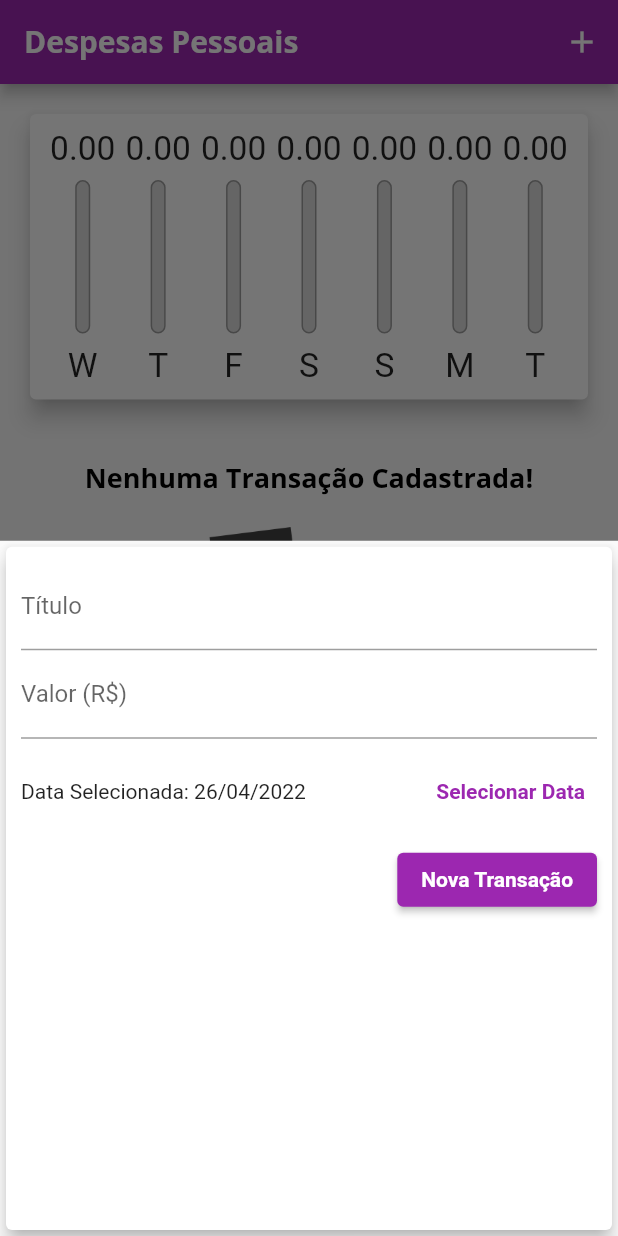
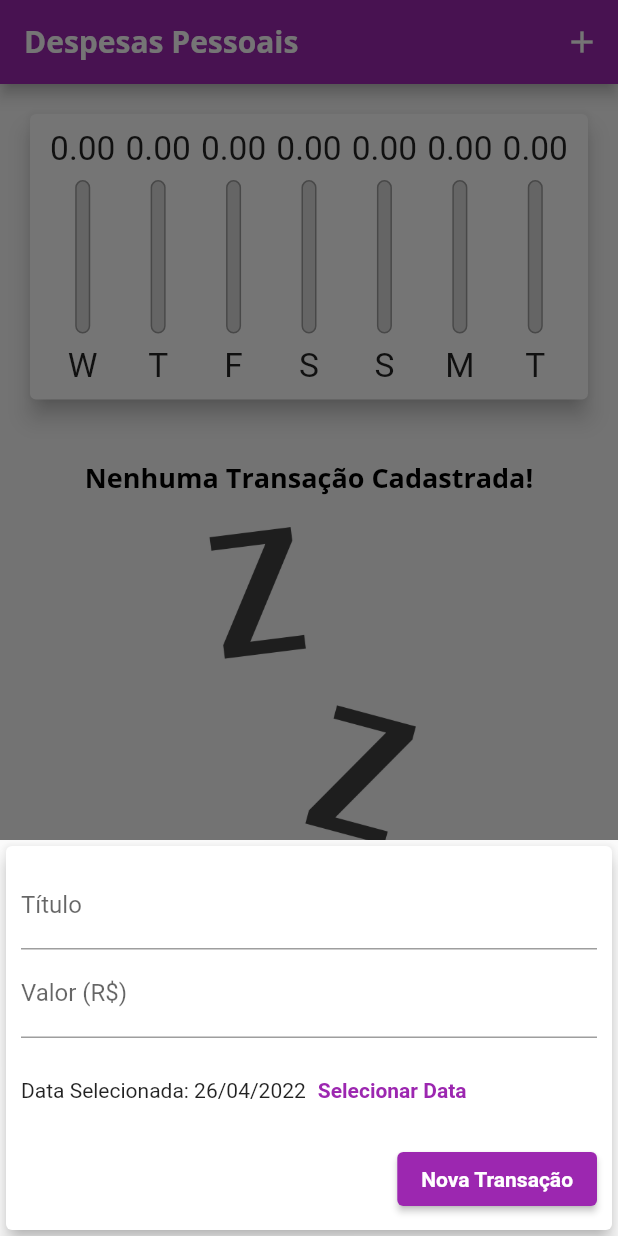
Before and after one commit to lucasgaldinodev/cod3r_flutter_expenses, a Flutter app: the screen it shows after launch, after a tap on the "add" icon, on a phone screen of 412 x 824 dp. Run offline on Flutter 3.47's test engine with Material 2 defaults, Android fonts, the phone set to English and light mode, and no system bars.

Commit message:
26/abril

```diff
--- /dev/null
+++ b/lib/components/adaptative_button.dart
@@ -0,0 +1,36 @@
+import 'dart:io';
+import 'package:flutter/cupertino.dart';
+import 'package:flutter/material.dart';
+
+class AdaptativeButton extends StatelessWidget {
+  final String label;
+  final Function() onPressed;
+
+  const AdaptativeButton(
+    this.label,
+    this.onPressed, {
+    Key? key,
+  }) : super(key: key);
+
+  @override
+  Widget build(BuildContext context) {
+    return Platform.isIOS
+        ? CupertinoButton(
+            child: Text(label),
+            onPressed: onPressed,
+            color: Theme.of(context).colorScheme.primary,
+            padding: const EdgeInsets.symmetric(
+              horizontal: 20,
+            ),
+          )
+        : ElevatedButton(
+            child: Text(
+              label,
+              style: TextStyle(
+                color: Theme.of(context).textTheme.button?.color,
+              ),
+            ),
+            onPressed: onPressed,
+          );
+  }
+}
--- /dev/null
+++ b/lib/components/adaptative_date_picker.dart
@@ -0,0 +1,66 @@
+import 'dart:io';
+import 'package:flutter/cupertino.dart';
+import 'package:flutter/material.dart';
+import 'package:intl/intl.dart';
+
+class AdaptativeDatePicker extends StatelessWidget {
+  final DateTime? selectedDate;
+  final Function(DateTime)? onDateChanged;
+
+  const AdaptativeDatePicker({
+    this.selectedDate,
+    this.onDateChanged,
+    Key? key,
+  }) : super(key: key);
+
+  _showDatePicker(BuildContext context) {
+    showDatePicker(
+      context: context,
+      initialDate: DateTime.now(),
+      firstDate: DateTime(2019),
+      lastDate: DateTime.now(),
+    ).then((pickedDate) {
+      if (pickedDate == null) {
+        return;
+      }
+
+      onDateChanged!(pickedDate);
+    });
+  }
+
+  @override
+  Widget build(BuildContext context) {
+    return Platform.isIOS
+        ? SizedBox(
+            height: 180,
+            child: CupertinoDatePicker(
+              mode: CupertinoDatePickerMode.date,
+              initialDateTime: DateTime.now(),
+              minimumDate: DateTime(2019),
+              maximumDate: DateTime.now(),
+              onDateTimeChanged: onDateChanged!,
+            ),
+          )
+        : SizedBox(
+            height: 70,
+            child: Row(
+              children: <Widget>[
+                Text(
+                  selectedDate == null
+                      ? 'Nenhuma data selecionada!'
+                      : 'Data Selecionada: ${DateFormat('dd/MM/y').format(selectedDate!)}',
+                ),
+                TextButton(
+                  child: const Text(
+                    'Selecionar Data',
+                    style: TextStyle(
+                      fontWeight: FontWeight.bold,
+                    ),
+                  ),
+                  onPressed: () => _showDatePicker(context),
+                )
+              ],
+            ),
+          );
+  }
+}
--- /dev/null
+++ b/lib/components/adaptative_text_field.dart
@@ -0,0 +1,46 @@
+import 'dart:io';
+import 'package:flutter/cupertino.dart';
+import 'package:flutter/material.dart';
+
+class AdaptativeTextField extends StatelessWidget {
+  final String? label;
+  final TextEditingController? controller;
+  final TextInputType keyboardType;
+  final Function(String)? onSubmitted;
+
+  const AdaptativeTextField({
+    this.label,
+    this.controller,
+    this.keyboardType = TextInputType.text,
+    this.onSubmitted,
+    Key? key,
+  }) : super(key: key);
+
+  @override
+  Widget build(BuildContext context) {
+    return Platform.isIOS
+        ? Padding(
+            padding: const EdgeInsets.only(
+              bottom: 10,
+            ),
+            child: CupertinoTextField(
+              controller: controller,
+              keyboardType: keyboardType,
+              onSubmitted: onSubmitted,
+              placeholder: label,
+              padding: const EdgeInsets.symmetric(
+                horizontal: 6,
+                vertical: 12,
+              ),
+            ),
+          )
+        : TextField(
+            controller: controller,
+            keyboardType: keyboardType,
+            onSubmitted: onSubmitted,
+            decoration: InputDecoration(
+              labelText: label,
+            ),
+          );
+  }
+}
--- a/lib/components/chart_bar.dart
+++ b/lib/components/chart_bar.dart
@@ -21,7 +21,7 @@ class ChartBar extends StatelessWidget {
             SizedBox(
               height: constraints.maxHeight * 0.15,
               child: FittedBox(
-                child: Text('${value!.toStringAsFixed(2)}'),
+                child: Text(value!.toStringAsFixed(2)),
               ),
             ),
             SizedBox(height: constraints.maxHeight * 0.05),
--- a/lib/components/transaction_form.dart
+++ b/lib/components/transaction_form.dart
@@ -1,5 +1,7 @@
 import 'package:flutter/material.dart';
-import 'package:intl/intl.dart';
+import 'adaptative_button.dart';
+import 'adaptative_text_field.dart';
+import 'adaptative_date_picker.dart';
 
 class TransactionForm extends StatefulWidget {
   final void Function(String, double, DateTime) onSubmit;
@@ -26,87 +28,53 @@ class _TransactionFormState extends State<TransactionForm> {
     widget.onSubmit(title, value, _selectedDate!);
   }
 
-  _showDatePicker() {
-    showDatePicker(
-      context: context,
-      initialDate: DateTime.now(),
-      firstDate: DateTime(2019),
-      lastDate: DateTime.now(),
-    ).then((pickedDate) {
-      if (pickedDate == null) {
-        return;
-      }
-
-      setState(() {
-        _selectedDate = pickedDate;
-      });
-    });
-  }
-
   @override
   Widget build(BuildContext context) {
-    return Card(
+    return SingleChildScrollView(
+      child: Card(
         elevation: 5,
         child: Padding(
-        padding: const EdgeInsets.all(10),
+          padding: EdgeInsets.only(
+            top: 10,
+            right: 10,
+            left: 10,
+            bottom: 10 + MediaQuery.of(context).viewInsets.bottom,
+          ),
           child: Column(
             children: [
-            TextField(
+              AdaptativeTextField(
+                label: 'Título',
                 controller: _titleController,
-              onSubmitted: (_) => _submitForm(),
-              decoration: const InputDecoration(
-                labelText: 'Título',
+                onSubmitted: (_) => _submitForm,
               ),
-            ),
-            TextField(
+              AdaptativeTextField(
+                label: 'Valor (R\$)',
                 controller: _valueController,
                 keyboardType:
                     const TextInputType.numberWithOptions(decimal: true),
-              onSubmitted: (_) => _submitForm(),
-              decoration: const InputDecoration(
-                labelText: 'Valor (R\$)',
+                onSubmitted: (_) => _submitForm,
               ),
-            ),
-            SizedBox(
-              height: 70,
-              child: Row(
-                children: <Widget>[
-                  Expanded(
-                    child: Text(
-                      _selectedDate == null
-                          ? 'Nenhuma data selecionada!'
-                          : 'Data Selecionada: ${DateFormat('dd/MM/y').format(_selectedDate!)}',
-                    ),
-                  ),
-                  TextButton(
-                    child: const Text(
-                      'Selecionar Data',
-                      style: TextStyle(
-                        fontWeight: FontWeight.bold,
-                      ),
-                    ),
-                    onPressed: _showDatePicker,
-                  )
-                ],
-              ),
+              AdaptativeDatePicker(
+                selectedDate: _selectedDate,
+                onDateChanged: (newDate) {
+                  setState(() {
+                    _selectedDate = newDate;
+                  });
+                },
               ),
               Row(
                 mainAxisAlignment: MainAxisAlignment.end,
                 children: <Widget>[
-                ElevatedButton(
-                  child: Text(
+                  AdaptativeButton(
                     'Nova Transação',
-                    style: TextStyle(
-                      color: Theme.of(context).textTheme.button?.color,
-                    ),
-                  ),
-                  onPressed: _submitForm,
+                    _submitForm,
                   ),
                 ],
               ),
             ],
           ),
         ),
+      ),
     );
   }
 }
--- a/lib/components/transaction_list.dart
+++ b/lib/components/transaction_list.dart
@@ -66,12 +66,22 @@ class TransactionList extends StatelessWidget {
                     subtitle: Text(
                       DateFormat('d MMM y').format(tr.date),
                     ),
-                  trailing: IconButton(
+                    trailing: MediaQuery.of(context).size.width > 480
+                        ? TextButton.icon(
+                            onPressed: () => onRemove(tr.id),
+                            icon: Icon(Icons.delete,
+                                color: Theme.of(context).errorColor),
+                            label: Text(
+                              'Excluir',
+                              style: TextStyle(
+                                  color: Theme.of(context).errorColor),
+                            ),
+                          )
+                        : IconButton(
                             icon: const Icon(Icons.delete),
                             color: Theme.of(context).errorColor,
                             onPressed: () => onRemove(tr.id),
-                  ),
-                ),
+                          )),
               );
             },
           );
--- a/lib/main.dart
+++ b/lib/main.dart
@@ -1,6 +1,10 @@
+import 'dart:math';
+import 'dart:io';
+
 import 'package:expenses/components/transaction_form.dart';
 import 'package:flutter/material.dart';
-import 'dart:math';
+import 'package:flutter/cupertino.dart';
+
 import 'components/transaction_form.dart';
 import 'components/transaction_list.dart';
 import 'components/chart.dart';
@@ -94,37 +98,48 @@ class _MyHomePageState extends State<MyHomePage> {
     );
   }
 
+  Widget _getIconButton(IconData icon, Function() fn) {
+    return Platform.isIOS
+        ? GestureDetector(onTap: fn, child: Icon(icon))
+        : IconButton(icon: Icon(icon), onPressed: fn);
+  }
+
   @override
   Widget build(BuildContext context) {
-    bool isLandscape =
-        MediaQuery.of(context).orientation == Orientation.landscape;
+    final mediaQuery = MediaQuery.of(context);
+    bool isLandscape = mediaQuery.orientation == Orientation.landscape;
 
-    final appBar = AppBar(
-      title: const Text('Despesas Pessoais'),
-      actions: [
+    final iconList = Platform.isIOS ? CupertinoIcons.refresh : Icons.list;
+    final chartList =
+        Platform.isIOS ? CupertinoIcons.refresh : Icons.show_chart;
+
+    final actions = [
       if (isLandscape)
-          IconButton(
-            icon: Icon(_showChart ? Icons.list : Icons.show_chart),
-            onPressed: () {
+        _getIconButton(
+          _showChart ? iconList : chartList,
+          () {
             setState(() {
               _showChart = !_showChart;
             });
           },
         ),
-        IconButton(
-          icon: const Icon(Icons.add),
-          onPressed: () => _openTransactionFormModal(context),
+      _getIconButton(
+        Platform.isIOS ? CupertinoIcons.add : Icons.add,
+        () => _openTransactionFormModal(context),
       ),
-      ],
+    ];
+
+    final PreferredSizeWidget appBar = AppBar(
+      title: const Text('Despesas Pessoais'),
+      actions: actions,
     );
 
-    final availableHeight = MediaQuery.of(context).size.height -
+    final availableHeight = mediaQuery.size.height -
         appBar.preferredSize.height -
-        MediaQuery.of(context).padding.top;
+        mediaQuery.padding.top;
 
-    return Scaffold(
-      appBar: appBar,
-      body: SingleChildScrollView(
+    final bodyPage = SafeArea(
+      child: SingleChildScrollView(
         child: Column(
           crossAxisAlignment: CrossAxisAlignment.stretch,
           children: [
@@ -133,7 +148,8 @@ class _MyHomePageState extends State<MyHomePage> {
             //     mainAxisAlignment: MainAxisAlignment.center,
             //     children: [
             //       const Text('Exibir Gráfico'),
-            //       Switch(
+            //       Switch.adaptive(
+            //         activeColor: Theme.of(context).colorScheme.secondary,
             //         value: _showChart,
             //         onChanged: (value) {
             //           setState(() {
@@ -145,22 +161,41 @@ class _MyHomePageState extends State<MyHomePage> {
             //   ),
             if (_showChart || !isLandscape)
               SizedBox(
-                height: availableHeight * (isLandscape ? 0.7 : 0.3),
+                height: availableHeight * (isLandscape ? 0.8 : 0.3),
                 child: Chart(_recentTransactions),
               ),
             if (!_showChart || !isLandscape)
               SizedBox(
-                height: availableHeight * 0.7,
+                height: availableHeight * (isLandscape ? 1 : 0.7),
                 child: TransactionList(_transactions, _removeTransaction),
               ),
           ],
         ),
       ),
-      floatingActionButton: FloatingActionButton(
+    );
+
+    return Platform.isIOS
+        ? CupertinoPageScaffold(
+            navigationBar: CupertinoNavigationBar(
+              middle: const Text('Despesas Pessoais'),
+              trailing: Row(
+                mainAxisSize: MainAxisSize.min,
+                children: actions,
+              ),
+            ),
+            child: bodyPage,
+          )
+        : Scaffold(
+            appBar: appBar,
+            body: bodyPage,
+            floatingActionButton: Platform.isIOS
+                ? Container()
+                : FloatingActionButton(
                     child: const Icon(Icons.add),
                     onPressed: () => _openTransactionFormModal(context),
                   ),
-      floatingActionButtonLocation: FloatingActionButtonLocation.centerFloat,
+            floatingActionButtonLocation:
+                FloatingActionButtonLocation.centerFloat,
           );
   }
 }
```
Lines whose indentation alone changed are shown as unchanged.
